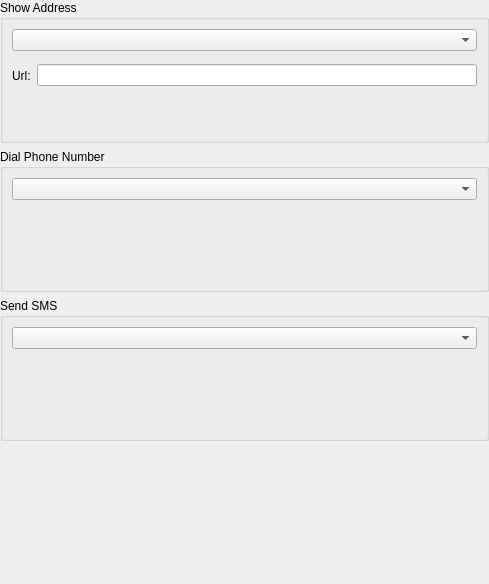
Above: kcm/akonadicontactactions.ui from xzl01/akonadi-contacts before the change. Below: the same form after it.
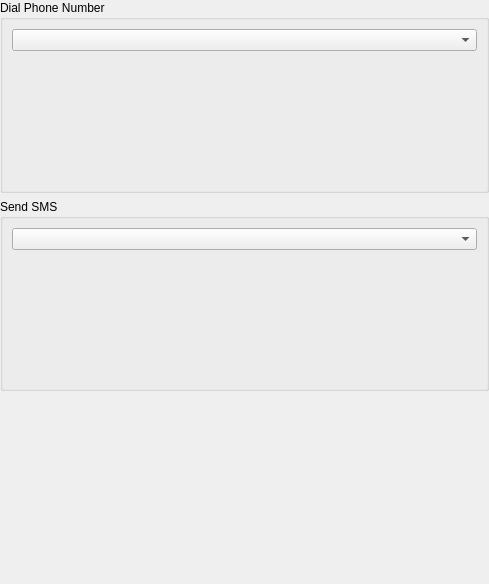
That is the form after the change. Custom widgets are drawn as their Qt base class.

Patch:
```diff
--- a/kcm/akonadicontactactions.ui
+++ b/kcm/akonadicontactactions.ui
@@ -23,99 +23,6 @@
    <property name="bottomMargin">
     <number>0</number>
    </property>
-   <item>
-    <widget class="QGroupBox" name="groupBox">
-     <property name="title">
-      <string>Show Address</string>
-     </property>
-     <layout class="QVBoxLayout" name="verticalLayout">
-      <item>
-       <widget class="QComboBox" name="ShowAddressAction"/>
-      </item>
-      <item>
-       <widget class="QStackedWidget" name="stackedWidget">
-        <property name="currentIndex">
-         <number>0</number>
-        </property>
-        <widget class="QWidget" name="page">
-         <layout class="QHBoxLayout" name="horizontalLayout">
-          <property name="leftMargin">
-           <number>0</number>
-          </property>
-          <property name="topMargin">
-           <number>0</number>
-          </property>
-          <property name="rightMargin">
-           <number>0</number>
-          </property>
-          <property name="bottomMargin">
-           <number>0</number>
-          </property>
-          <item>
-           <widget class="QLabel" name="label_3">
-            <property name="text">
-             <string>Url:</string>
-            </property>
-           </widget>
-          </item>
-          <item>
-           <widget class="KLineEdit" name="kcfg_AddressUrl">
-            <property name="trapReturnKey" stdset="0">
-             <bool>true</bool>
-            </property>
-           </widget>
-          </item>
-         </layout>
-        </widget>
-        <widget class="QWidget" name="page_2">
-         <layout class="QHBoxLayout" name="horizontalLayout_2">
-          <property name="leftMargin">
-           <number>0</number>
-          </property>
-          <property name="topMargin">
-           <number>0</number>
-          </property>
-          <property name="rightMargin">
-           <number>0</number>
-          </property>
-          <property name="bottomMargin">
-           <number>0</number>
-          </property>
-          <item>
-           <widget class="QLabel" name="label_4">
-            <property name="text">
-             <string>Command:</string>
-            </property>
-           </widget>
-          </item>
-          <item>
-           <widget class="KLineEdit" name="kcfg_AddressCommand">
-            <property name="trapReturnKey" stdset="0">
-             <bool>true</bool>
-            </property>
-           </widget>
-          </item>
-         </layout>
-        </widget>
-        <widget class="QWidget" name="page_8"/>
-       </widget>
-      </item>
-      <item>
-       <spacer name="verticalSpacer">
-        <property name="orientation">
-         <enum>Qt::Vertical</enum>
-        </property>
-        <property name="sizeHint" stdset="0">
-         <size>
-          <width>20</width>
-          <height>9</height>
-         </size>
-        </property>
-       </spacer>
-      </item>
-     </layout>
-    </widget>
-   </item>
    <item>
     <widget class="QGroupBox" name="groupBox_2">
      <property name="title">
```
